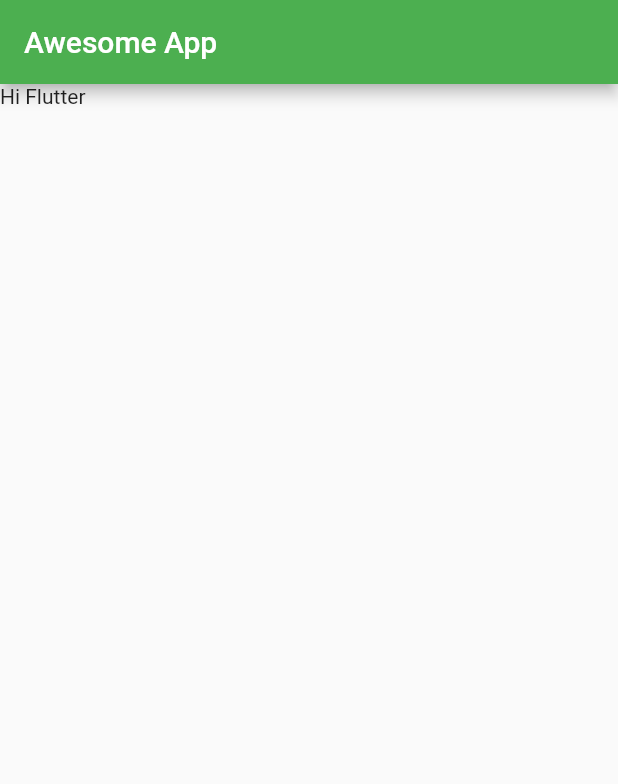
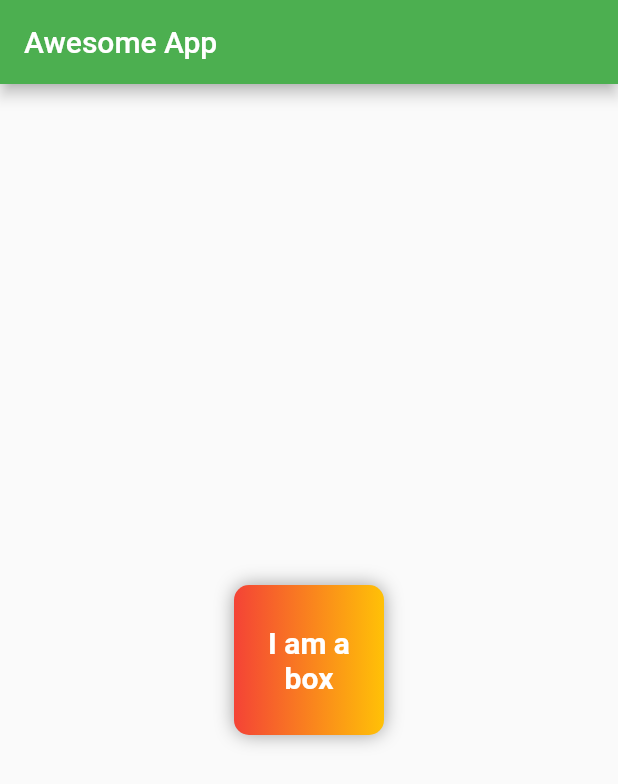
Before and after one commit to anhtuan23/fluter_awesome_app, a Flutter app: the screen it shows after launch, on a phone screen of 412 x 824 dp. Shown: the top 784 px of the screen. Run offline on Flutter 3.47's test engine with Material 2 defaults, Android fonts, the phone set to English and light mode, and no system bars.

Commit message:
chap2 completed

```diff
--- a/lib/main.dart
+++ b/lib/main.dart
@@ -16,7 +16,36 @@ class HomePage extends StatelessWidget {
       appBar: AppBar(
         title: Text("Awesome App"),
       ),
-      body: Container(child: Text("Hi Flutter")),
+      body: Center(
+        child: Container(
+          padding: EdgeInsets.all(8),
+          alignment: Alignment.center,
+          width: 100,
+          decoration: BoxDecoration(
+            borderRadius: BorderRadius.circular(10),
+            color: Colors.red,
+            boxShadow: [
+              BoxShadow(
+                color: Colors.grey,
+                blurRadius: 10,
+              ),
+            ],
+            gradient: LinearGradient(
+              colors: [Colors.red, Colors.amber],
+            ),
+          ),
+          height: 100,
+          child: Text(
+            'I am a box',
+            textAlign: TextAlign.center,
+            style: TextStyle(
+              color: Colors.white,
+              fontSize: 20,
+              fontWeight: FontWeight.bold,
+            ),
+          ),
+        ),
+      ),
     );
   }
 }
```
